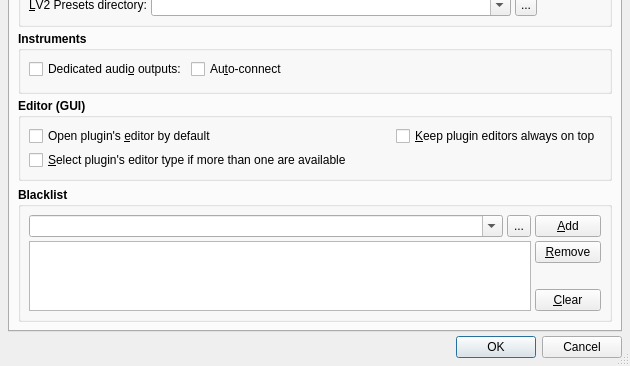
Before: the Qt Designer form src/qtractorOptionsForm.ui in rncbc/qtractor, drawn with Qt 5; both pictures show x 0 to 630 and y 180 to 546 of the 630 by 546 pixel window.
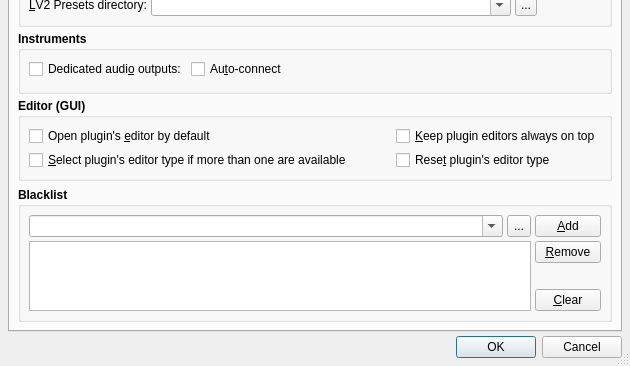
After: the same form once the commit is applied. The open tabs and pages were chosen to show the change. Icons and pictures are not drawn. Custom widgets are drawn as their Qt base class.

Commit message: - Optionally reset a previously selected/saved LV2 Plug-in UI type   when View/Options.../Plugins/Editor (GUI)/Select plugin's editor   type if more than one are available option is turned off.   (EXPERIMENTAL)

```diff
--- a/src/qtractorOptionsForm.ui
+++ b/src/qtractorOptionsForm.ui
@@ -4421,7 +4421,7 @@
             </property>
            </widget>
           </item>
-          <item row="1" column="0" colspan="3">
+          <item row="1" column="0" colspan="2">
            <widget class="QCheckBox" name="QueryPluginEditorTypeCheckBox">
             <property name="font">
              <font>
@@ -4437,6 +4437,22 @@
             </property>
            </widget>
           </item>
+          <item row="1" column="2">
+           <widget class="QCheckBox" name="ResetPluginEditorTypeCheckBox">
+            <property name="font">
+             <font>
+              <weight>50</weight>
+              <bold>false</bold>
+             </font>
+            </property>
+            <property name="toolTip">
+             <string>Whether to reset plugin's editor (GUI) type if previously selected</string>
+            </property>
+            <property name="text">
+             <string>Rese&amp;t plugin's editor type</string>
+            </property>
+           </widget>
+          </item>
          </layout>
         </widget>
        </item>
```
Left out of the diff: 1 changed line with no effect on the pictures. The commit also changes 35 other files.
